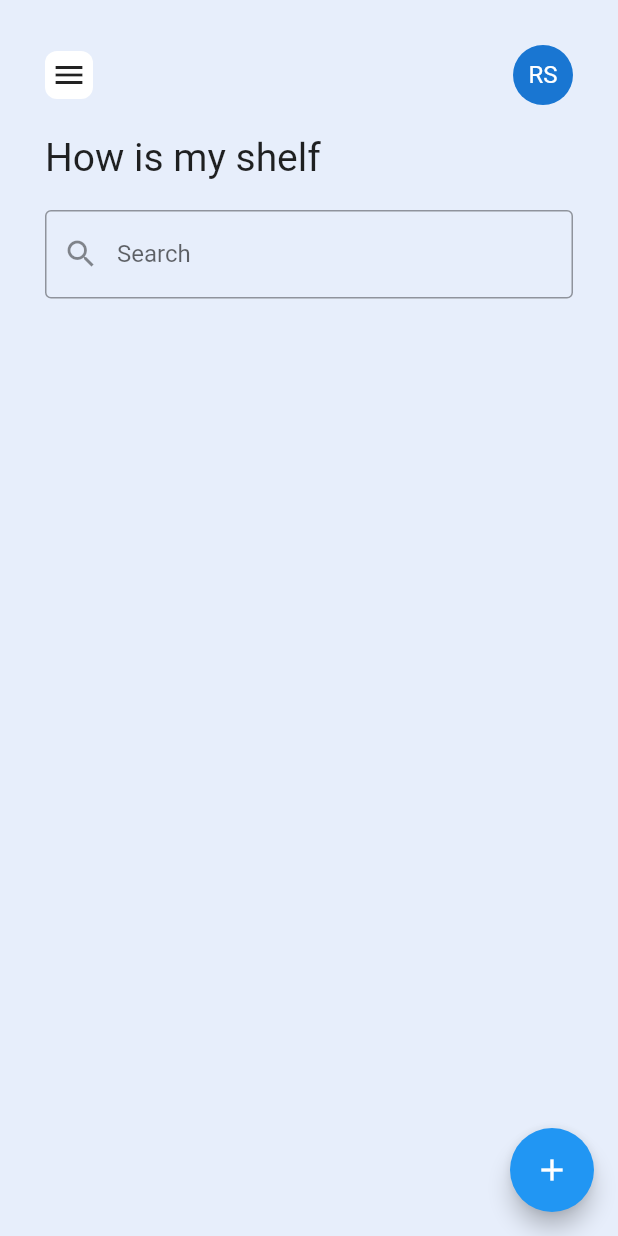
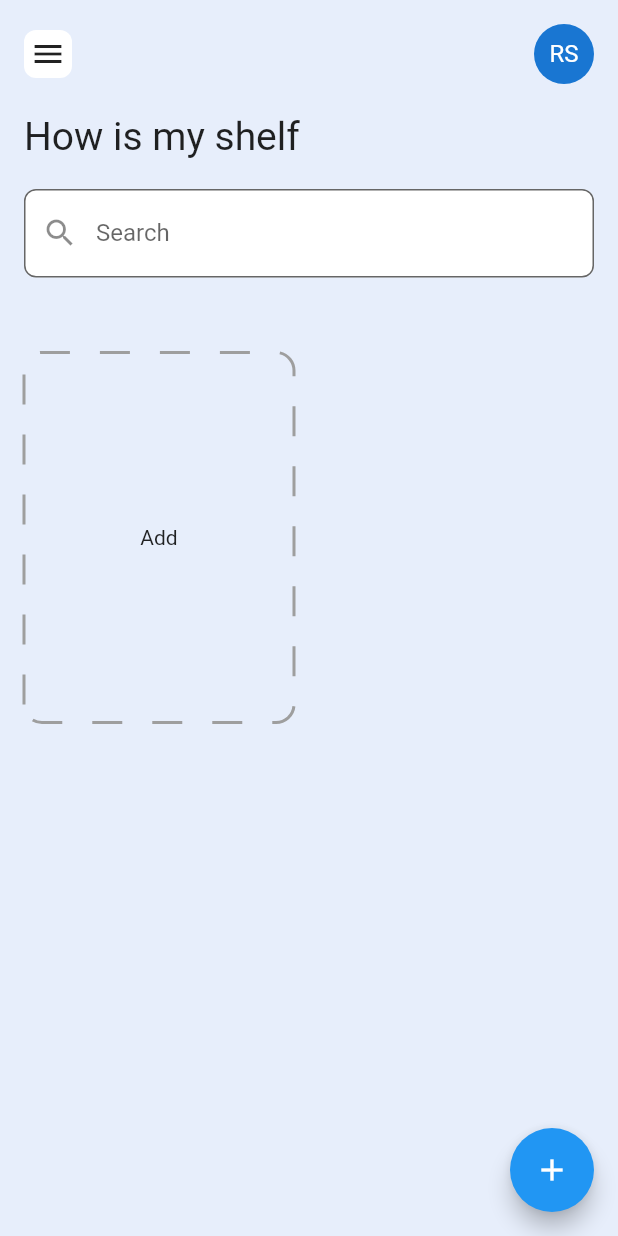
Before and after one commit to robsel118/junction2020, a Flutter app: the screen it shows after launch, on a phone screen of 412 x 824 dp. Run offline on Flutter 3.47's test engine with Material 2 defaults, Android fonts, the light colour scheme and no system bars; drawn by our look-alikes of dotted_border; our stand-ins replace firebase_database, firebase_messaging, get_it; accounts and stored records are empty.

Commit message:
updated styling

```diff
--- a/Flutter/lib/models/product.dart
+++ b/Flutter/lib/models/product.dart
@@ -1,6 +1,7 @@
 class Product {
   final String name;
   final String item;
+  final String image;
   final int remainingDays;
   final int remainingPercent;
   final int remainingUsage;
@@ -8,6 +9,7 @@ class Product {
   Product(
       {this.name,
       this.item,
+      this.image,
       this.remainingDays,
       this.remainingPercent,
       this.remainingUsage});
@@ -17,6 +19,7 @@ class Product {
 
     return Product(
         name: name,
+        image: map['image'] as String,
         item: map['current_item'] as String,
         remainingDays: (map['remaining_days']).toInt() as int,
         remainingPercent: (map['remaining_percent'] * 100).toInt() as int,
--- a/Flutter/lib/views/home_screen.dart
+++ b/Flutter/lib/views/home_screen.dart
@@ -1,5 +1,6 @@
 import 'dart:async';
 import 'package:flutter/material.dart';
+import 'package:dotted_border/dotted_border.dart';
 import 'package:flutter_staggered_grid_view/flutter_staggered_grid_view.dart';
 import 'package:firebase_database/firebase_database.dart';
 import 'package:junction2020/constants.dart';
@@ -62,7 +63,7 @@ class _HomeScreenState extends State<HomeScreen> {
       body: SafeArea(
         child: SingleChildScrollView(
           child: Padding(
-            padding: const EdgeInsets.all(30.0),
+            padding: const EdgeInsets.all(16.0),
             child: Column(
               crossAxisAlignment: CrossAxisAlignment.start,
               children: [
@@ -95,7 +96,13 @@ class _HomeScreenState extends State<HomeScreen> {
                 ),
                 TextField(
                   decoration: InputDecoration(
-                      border: OutlineInputBorder(),
+                      filled: true,
+                      fillColor: Colors.white,
+                      border: OutlineInputBorder(
+                          borderSide: BorderSide(
+                            color: Colors.grey[400],
+                          ),
+                          borderRadius: BorderRadius.circular(8)),
                       labelText: 'Search',
                       prefixIcon: Icon(Icons.search)),
                 ),
@@ -117,16 +124,30 @@ class _HomeScreenState extends State<HomeScreen> {
       primary: false,
       shrinkWrap: true,
       crossAxisCount: 6,
-      itemCount: productList.length,
+      itemCount: productList.length + 1,
       itemBuilder: (BuildContext context, int index) {
-        var product = productList[index];
-        return ProductCard(key: ValueKey(product), product: product);
+        return index == productList.length
+            ? DottedBorder(
+                dashPattern: [20, 20],
+                borderType: BorderType.RRect,
+                radius: Radius.circular(12),
+                padding: EdgeInsets.all(6),
+                color: Colors.grey[500],
+                strokeWidth: 2,
+                child: ClipRRect(
+                  borderRadius: BorderRadius.all(Radius.circular(12)),
+                  child: Center(
+                    child: Text('Add'),
+                  ),
+                ),
+              )
+            : ProductCard(product: productList[index]);
       },
       staggeredTileBuilder: (int index) {
         return StaggeredTile.count(3, index.isEven ? 4 : 3);
       },
-      mainAxisSpacing: 10.0,
-      crossAxisSpacing: 10.0,
+      mainAxisSpacing: 20.0,
+      crossAxisSpacing: 20.0,
     );
   }
 
--- a/Flutter/pubspec.yaml
+++ b/Flutter/pubspec.yaml
@@ -29,6 +29,9 @@ dependencies:
   firebase_database: "^4.3.0"
   firebase_messaging: "5.1.4"
   get_it: ^5.0.1
+  flutter_local_notifications: ^1.4.4+1
+  rxdart: ^0.23.1
+  dotted_border: 1.0.6
 
   # The following adds the Cupertino Icons font to your application.
   # Use with the CupertinoIcons class for iOS style icons.
```
Also changed, not shown: Flutter/lib/components/cards/product-card.dart (+43 -5 lines), Flutter/lib/components/cards/product-status.dart (+8 -3 lines), Flutter/lib/views/product_screen.dart (+32 -10 lines), Flutter/pubspec.lock.
